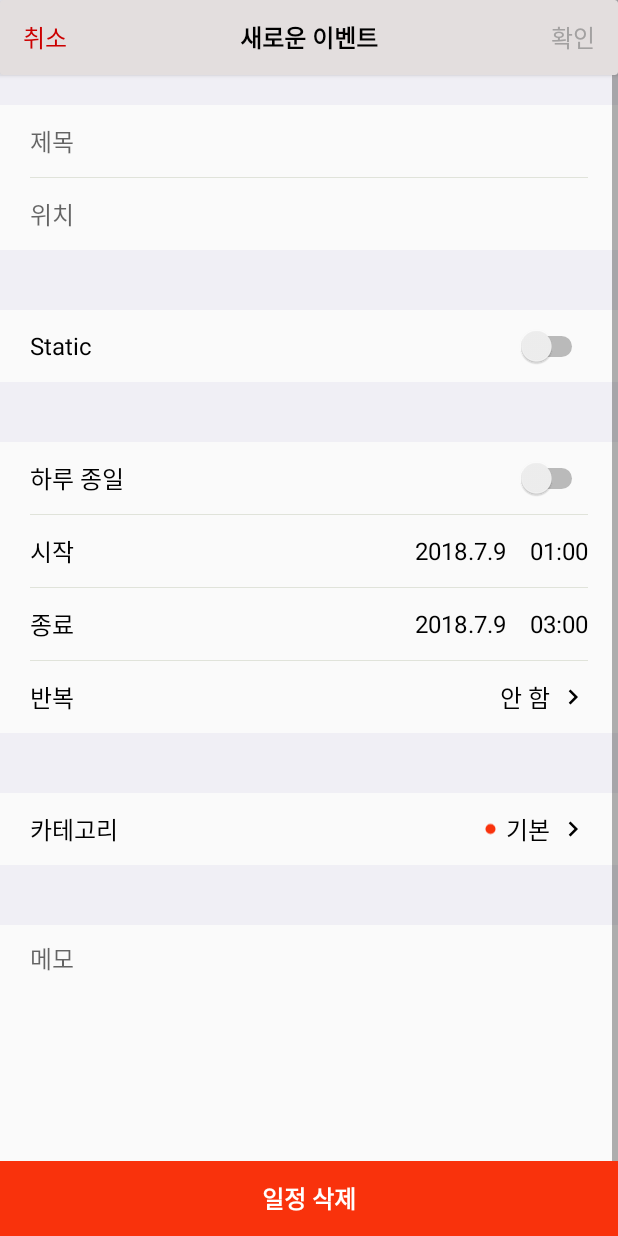
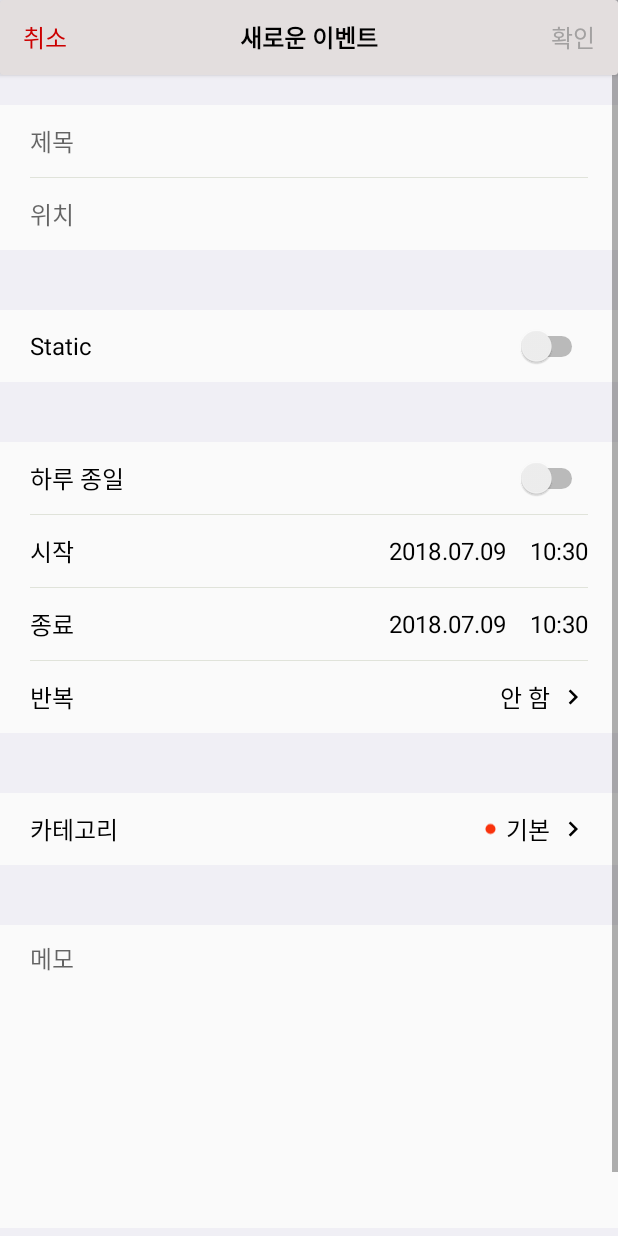
Before and after one commit to teampk/smartcalendar_android, an Android app: the AddItemActivity screen opened directly, with no data from a screen before it, on a phone screen of 412 x 824 dp. Run offline under Robolectric (Android 15) with nearby library versions, the phone set to English and light mode, and no system bars; libraries missing offline, so code that uses them is left out: com.github.florent37.singledateandtimepicker, com.simmorsal.library; plain views replace ConcealerNestedScrollView; 4 statements that could not run were skipped.

Commit message:
DateTime Select

```diff
--- a/app/build.gradle
+++ b/app/build.gradle
@@ -36,9 +36,14 @@ dependencies {
     compile 'de.hdodenhof:circleimageview:2.2.0'
     // Moving Floating Action Button
     compile 'com.melnykov:floatingactionbutton:1.3.0'
+    // Date and Time Picker
+    compile 'com.github.florent37:singledateandtimepicker:2.0.5'
     // nested scroll view
     implementation 'com.simmorsal.library:concealer_nested_scroll_view:2.0.0'
     // floating button
     implementation "com.leinardi.android:speed-dial:1.0.2"
 
+
+
+
 }
--- a/app/src/main/java/com/pkteam/smartcalendar/AddItemActivity.java
+++ b/app/src/main/java/com/pkteam/smartcalendar/AddItemActivity.java
@@ -1,14 +1,22 @@
 package com.pkteam.smartcalendar;
 
-import android.content.Intent;
 import android.os.Bundle;
 import android.support.annotation.Nullable;
 import android.support.v7.app.AppCompatActivity;
 import android.support.v7.widget.CardView;
+import android.util.Log;
 import android.view.View;
 import android.widget.LinearLayout;
+import android.widget.TextView;
+
+import com.github.florent37.singledateandtimepicker.SingleDateAndTimePicker;
+import com.github.florent37.singledateandtimepicker.dialog.SingleDateAndTimePickerDialog;
 import com.simmorsal.library.ConcealerNestedScrollView;
 
+import java.text.SimpleDateFormat;
+import java.util.Calendar;
+import java.util.Date;
+import java.util.Locale;
 
 /*
  * Created by paeng on 2018. 7. 5..
@@ -20,16 +28,51 @@ public class AddItemActivity extends AppCompatActivity {
     CardView crdHeaderView;
     LinearLayout linFooterView;
 
+    // Date and Time picker
+    LinearLayout llTimeStart, llTimeEnd;
+    TextView tvTimeStart, tvTimeEnd;
+    SingleDateAndTimePickerDialog.Builder singleBuilder;
+    SimpleDateFormat simpleTimeFormat;
+    String[] dateString;
+
+
+
+    Boolean isEdit;
+
     @Override
     protected void onCreate(@Nullable Bundle savedInstanceState) {
         super.onCreate(savedInstanceState);
         setContentView(R.layout.activity_additem);
+        bindingView();
+        initSet();
+        setupConcealerNSV();
+    }
 
+    private void bindingView(){
+        // Header, Footer
         concealerNSV = findViewById(R.id.concealerNSV);
         crdHeaderView = findViewById(R.id.crdHeaderView);
         linFooterView = findViewById(R.id.linFooterView);
+        // 날짜 시간 선택
+        llTimeStart = findViewById(R.id.ll_time_start);
+        llTimeEnd = findViewById(R.id.ll_time_end);
+        tvTimeStart = findViewById(R.id.tv_time_start);
+        tvTimeEnd = findViewById(R.id.tv_time_end);
+        llTimeStart.setOnClickListener(listener);
+        llTimeEnd.setOnClickListener(listener);
 
-        setupConcealerNSV();
+    }
+    public void initSet(){
+        this.simpleTimeFormat = new SimpleDateFormat("YYYY.MM.dd/HH:mm", Locale.getDefault());
+
+        isEdit = true;
+
+        if(isEdit){
+            linFooterView.setVisibility(View.GONE);
+        }
+        String date[] = getCurrentDate().split("/");
+        tvTimeStart.setText(date[0] + "    " + date[1]);
+        tvTimeEnd.setText(date[0] + "    " + date[1]);
     }
 
     private void setupConcealerNSV() {
@@ -49,8 +92,96 @@ public class AddItemActivity extends AppCompatActivity {
             }
         });
 
-
         // pass a true to setHeaderFastHide to make views hide faster
         concealerNSV.setHeaderFastHide(true);
     }
+
+    public void selectDateAndTime(int ver){
+
+        Calendar calendar = Calendar.getInstance();
+        String date[] = getCurrentDate().split("/");
+
+
+        calendar.set(Calendar.HOUR_OF_DAY, Integer.valueOf(date[1].split(":")[0]));
+        calendar.set(Calendar.MINUTE, Integer.valueOf(date[1].split(":")[1]));
+
+        final Date defaultDate = calendar.getTime();
+
+        singleBuilder = new SingleDateAndTimePickerDialog.Builder(AddItemActivity.this)
+
+                .bottomSheet()
+                .curved()
+                .defaultDate(defaultDate)
+
+                //.titleTextColor(Color.GREEN)
+                //.backgroundColor(Color.BLACK)
+                //.mainColor(Color.GREEN)
+                .displayMinutes(true)
+                .displayHours(true)
+                .displayDays(true)
+                .displayMonth(false)
+                .displayDaysOfMonth(false)
+                .displayYears(false)
+
+
+                .displayListener(new SingleDateAndTimePickerDialog.DisplayListener() {
+                    @Override
+                    public void onDisplayed(SingleDateAndTimePicker picker) {
+
+                    }
+                })
+
+                .title("날짜와 시간을 고르세요");
+
+        if (ver==1) {
+
+            singleBuilder.listener(new SingleDateAndTimePickerDialog.Listener() {
+                @Override
+                public void onDateSelected(Date date) {
+                    Log.d("CheckPaeng", simpleTimeFormat.format(date));
+                    //YYYY.MM.dd/HH:mm
+                    dateString = simpleTimeFormat.format(date).split("/");
+
+                    tvTimeStart.setText(dateString[0] + "    " + dateString[1]);
+
+                }
+            });
+        }else if(ver==2){
+            singleBuilder.listener(new SingleDateAndTimePickerDialog.Listener() {
+                @Override
+                public void onDateSelected(Date date) {
+                    Log.d("CheckPaeng", simpleTimeFormat.format(date));
+                    //YYYY.MM.dd/HH:mm
+                    dateString = simpleTimeFormat.format(date).split("/");
+
+                    tvTimeEnd.setText(dateString[0] + "    " + dateString[1]);
+
+                }
+            });
+        }
+        singleBuilder.display();
+
+    }
+
+    View.OnClickListener listener = new View.OnClickListener(){
+        @Override
+        public void onClick(View view) {
+            switch (view.getId()){
+                case R.id.ll_time_start:
+                    selectDateAndTime(1);
+
+                    break;
+                case R.id.ll_time_end:
+                    selectDateAndTime(2);
+                    break;
+            }
+        }
+    };
+
+    public String getCurrentDate(){
+        // get Current Date and Time
+        Date date = new Date(System.currentTimeMillis());
+        SimpleDateFormat sdf = new SimpleDateFormat("yyyy.MM.dd/HH:mm");
+        return sdf.format(date);
+    }
 }
--- a/app/src/main/res/layout/activity_additem.xml
+++ b/app/src/main/res/layout/activity_additem.xml
@@ -5,54 +5,6 @@
     xmlns:app="http://schemas.android.com/apk/res-auto"
     android:orientation="vertical">
 
-    <!-- top bar
-    <RelativeLayout
-        android:layout_width="match_parent"
-        android:layout_height="48dp"
-        android:gravity="center"
-        android:background="@color/colorPrimary">
-
-        <Button
-            android:id="@+id/btn_cancel"
-            android:layout_width="60dp"
-            android:layout_height="match_parent"
-            android:text="취소"
-            android:textColor="#cc0000"
-            android:textSize="16dp"
-            android:background="#00000000"
-            android:layout_alignParentStart="true"
-            android:layout_alignParentLeft="true"
-            android:padding="0dp"
-            />
-
-        <TextView
-            android:id="@+id/tv_top_bar"
-            android:layout_width="wrap_content"
-            android:layout_height="match_parent"
-            android:layout_alignBottom="@+id/btn_cancel"
-            android:layout_centerHorizontal="true"
-            android:gravity="center"
-            android:text="새로운 이벤트"
-            android:textSize="16dp"
-            android:textColor="#000000"
-            android:textStyle="bold"/>
-
-
-        <Button
-            android:id="@+id/btn_add"
-            android:layout_width="60dp"
-            android:layout_height="match_parent"
-            android:text="확인"
-            android:textColor="@color/colorPrimaryDark"
-            android:textSize="16dp"
-            android:background="#00000000"
-            android:layout_alignParentEnd="true"
-            android:layout_alignParentRight="true"/>
-
-
-
-    </RelativeLayout>
-    -->
     <com.simmorsal.library.ConcealerNestedScrollView
         android:id="@+id/concealerNSV"
         android:layout_width="match_parent"
@@ -227,6 +179,7 @@
 
                 <!-- 시작 -->
                 <LinearLayout
+                    android:id="@+id/ll_time_start"
                     android:layout_width="match_parent"
                     android:layout_height="48dp"
                     android:orientation="horizontal"
@@ -250,7 +203,7 @@
                     </RelativeLayout>
 
                     <TextView
-                        android:id="@+id/tv_start_time"
+                        android:id="@+id/tv_time_start"
                         android:layout_width="wrap_content"
                         android:layout_height="match_parent"
                         android:gravity="center|right"
@@ -259,6 +212,7 @@
                         android:textSize="16dp"/>
 
                 </LinearLayout>
+
                 <!--divider-->
                 <ImageView
                     android:layout_width="match_parent"
@@ -269,6 +223,7 @@
 
                 <!-- 종료 -->
                 <LinearLayout
+                    android:id="@+id/ll_time_end"
                     android:layout_width="match_parent"
                     android:layout_height="48dp"
                     android:orientation="horizontal"
@@ -292,7 +247,7 @@
                     </RelativeLayout>
 
                     <TextView
-                        android:id="@+id/tv_end_time"
+                        android:id="@+id/tv_time_end"
                         android:layout_width="wrap_content"
                         android:layout_height="match_parent"
                         android:gravity="center|right"
@@ -530,4 +485,5 @@
             android:layout_height="match_parent" />
     </LinearLayout>
 
+
 </RelativeLayout>
--- a/app/src/main/res/values/colors.xml
+++ b/app/src/main/res/values/colors.xml
@@ -164,4 +164,5 @@
     <color name="selector_purple_focused">#22AA00FF</color>
     <color name="selector_purple_pressed">#44AA00FF</color>
 
+
 </resources>
--- a/app/src/main/res/values/dimens.xml
+++ b/app/src/main/res/values/dimens.xml
@@ -8,4 +8,5 @@
     <dimen name="top_bar">56dp</dimen>
     <dimen name="text_size">16dp</dimen>
 
+
 </resources>
--- a/app/src/main/res/values/strings.xml
+++ b/app/src/main/res/values/strings.xml
@@ -39,4 +39,5 @@
     <string name="none">None</string>
     <string name="action_toggle_list">Toggle list</string>
     <string name="action_toggle_reverse_animation">Toggle reverse animation on close</string>
+
 </resources>
```
